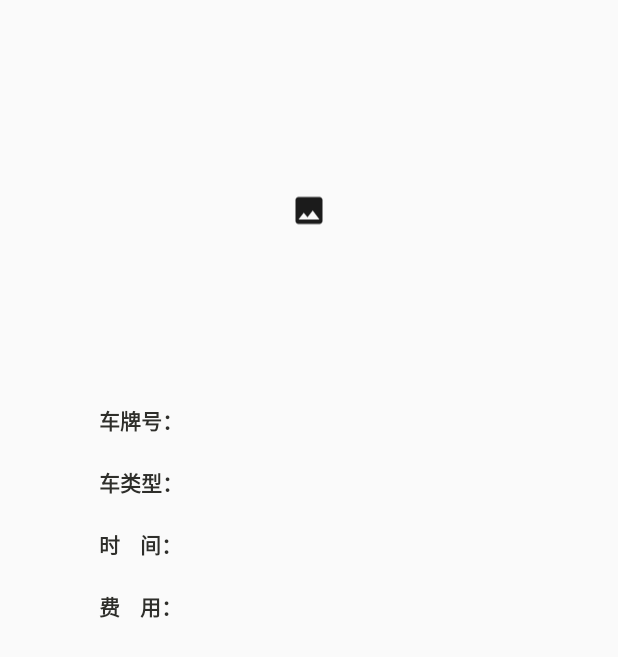
After one commit to YTMartian/Graphic-and-Image, an Android app: the layout row.xml on its own in the app's theme, with its tools: preview values and no code run, on a phone screen of 412 x 824 dp. The commit adds this screen. Shown: the top 657 px of the screen. Run offline under Robolectric (Android 15) with nearby library versions, the phone set to English and light mode, and no system bars.

Commit message:
add history list view

```diff
--- /dev/null
+++ b/Client/app/src/main/res/layout/row.xml
@@ -0,0 +1,70 @@
+<?xml version="1.0" encoding="utf-8"?>
+<LinearLayout xmlns:android="http://schemas.android.com/apk/res/android"
+        android:orientation="horizontal"
+        android:layout_width="match_parent"
+        android:layout_height="wrap_content"
+        android:padding="16dp"
+        >
+    <LinearLayout
+            android:layout_width="match_parent"
+            android:layout_height="wrap_content"
+            android:orientation="vertical">
+
+        <com.example.carlicense.MyImageView
+                android:id="@+id/history_license_plate_image"
+                android:layout_width="wrap_content"
+                android:layout_height="218dp"
+                android:layout_gravity="center"
+                android:layout_marginTop="15dp"
+                android:src="@drawable/ic_image" />
+
+        <TextView
+                android:id="@+id/history_license_plate_text"
+                android:layout_width="wrap_content"
+                android:layout_height="wrap_content"
+                android:layout_gravity="left"
+                android:paddingLeft="50sp"
+                android:paddingTop="20sp"
+                android:text="车牌号："
+                android:textColor="@color/colorGray"
+                android:textSize="14sp"
+                android:textStyle="bold" />
+
+        <TextView
+                android:id="@+id/history_car_type"
+                android:layout_width="wrap_content"
+                android:layout_height="wrap_content"
+                android:layout_gravity="left"
+                android:paddingLeft="50sp"
+                android:paddingTop="20sp"
+                android:text="车类型："
+                android:textColor="@color/colorGray"
+                android:textSize="14sp"
+                android:textStyle="bold" />
+
+        <TextView
+                android:id="@+id/history_time"
+                android:layout_width="wrap_content"
+                android:layout_height="wrap_content"
+                android:layout_gravity="left"
+                android:paddingLeft="50sp"
+                android:paddingTop="20sp"
+                android:text="时    间："
+                android:textColor="@color/colorGray"
+                android:textSize="14sp"
+                android:textStyle="bold" />
+        <TextView
+                android:id="@+id/history_pay_toll"
+                android:layout_width="wrap_content"
+                android:layout_height="wrap_content"
+                android:layout_gravity="left"
+                android:paddingLeft="50sp"
+                android:paddingTop="20sp"
+                android:text="费    用："
+                android:textColor="@color/colorGray"
+                android:textSize="14sp"
+                android:textStyle="bold" />
+    </LinearLayout>
+
+
+</LinearLayout>
```
Also changed, not shown: Client/app/src/main/java/com/example/carlicense/MainActivity.java (+75 -1 lines), Client/app/src/main/res/layout/fragment_home.xml (+2 -10 lines), Client/app/src/main/res/layout/popup_history_list.xml (added, +15 -0 lines), 2 other files.
